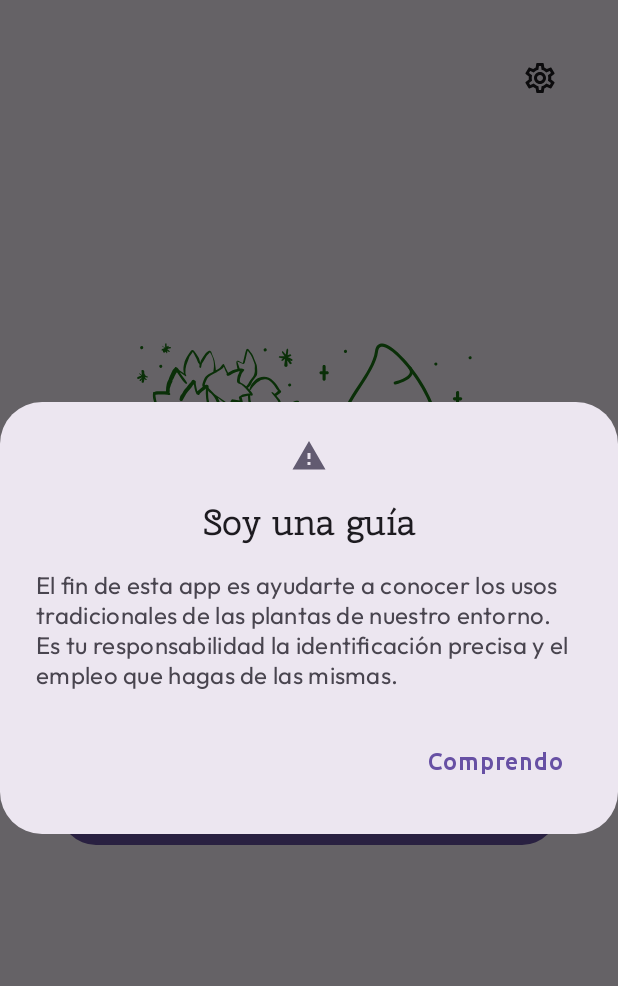
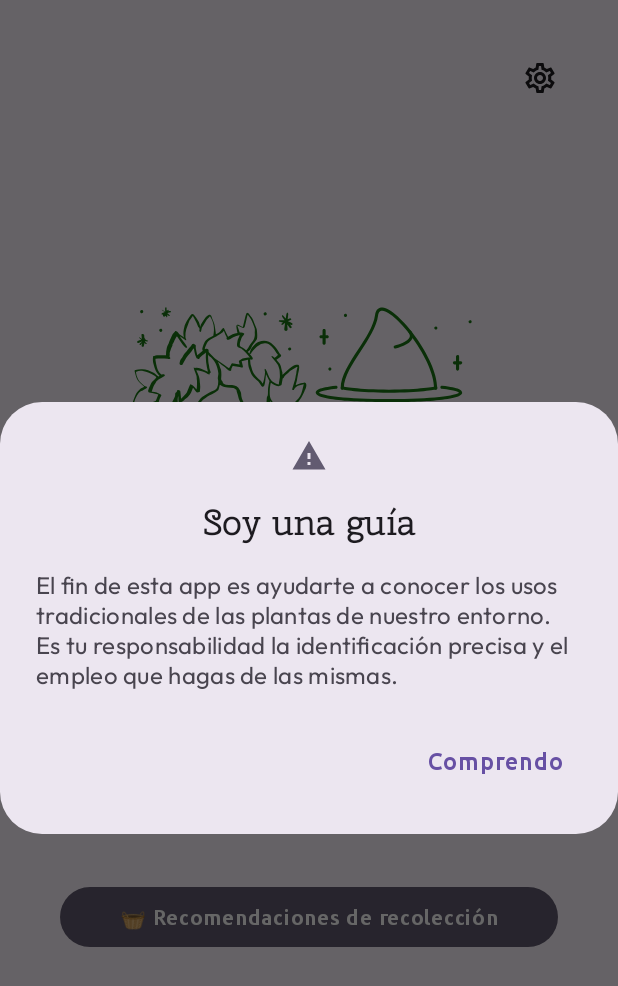
Before and after one commit to Akronix/DruidNet, an Android app built with Jetpack Compose: the screen it shows after launch (MainActivity), on a phone screen of 412 x 824 dp. Shown: the top 986 px of the screen. Run offline under Robolectric (Android 15) with nearby library versions, the phone set to English and light mode, and no system bars; our stand-ins replace Room's generated code; libraries missing offline, so code that uses them is left out: com.jakewharton.retrofit2.

Commit message:
Added recommendations screen and button to it from the WelcomeScreen
- Adds a new "Recommendations" screen accessible from the welcome screen.
- The content for this screen is loaded from `collecting_recommendation.md` in the assets folder.
- The `AboutScreen` had a minor change to remove an unused `ScrollState` initialization.
- String resources were updated to include titles and button text for the new screen.
- The `DruidNetViewModel` was updated to include a method for retrieving the recommendations text from assets and now requires `AssetManager` in its constructor.
- The main navigation graph was updated to include the new `RecommendationsDestination`.

```diff
--- a/app/src/main/java/org/druidanet/druidnet/MainScreen.kt
+++ b/app/src/main/java/org/druidanet/druidnet/MainScreen.kt
@@ -60,6 +60,7 @@ import org.druidanet.druidnet.ui.screens.BibliographyScreen
 import org.druidanet.druidnet.ui.screens.CatalogScreen
 import org.druidanet.druidnet.ui.screens.CreditsScreen
 import org.druidanet.druidnet.ui.screens.WelcomeScreen
+import org.druidanet.druidnet.ui.screens.RecomendationsScreen
 
 
 object WelcomeDestination : NavigationDestination() {
@@ -89,6 +90,11 @@ object CreditsDestination : NavigationDestination() {
     override val title = R.string.title_screen_credits
 }
 
+object RecommendationsDestination : NavigationDestination() {
+    override val route = "recommendations"
+    override val title = R.string.title_screen_recommendations
+}
+
 // We should upgrade to type-safe navigation: https://developer.android.com/guide/navigation/design/type-safety
 //@Serializable
 //data class PlantSheetDestination(val plantId: Int = 0) : Screen {
@@ -113,7 +119,8 @@ val screensByRoute : Map<String, NavigationDestination> =
         PlantSheetDestination.routeWithArgs to PlantSheetDestination,
         AboutDestination.route to AboutDestination,
         BibliographyDestination.route to BibliographyDestination,
-        CreditsDestination.route to CreditsDestination
+        CreditsDestination.route to CreditsDestination,
+        RecommendationsDestination.route to RecommendationsDestination
     )
 
 //enum class Screen(@StringRes val title: Int) {
@@ -274,6 +281,14 @@ fun DruidNetApp(
                         .fillMaxSize()
                 )
             }
+            composable(route = RecommendationsDestination.route) {
+                RecomendationsScreen(
+                    recommendationsTxt = viewModel.getRecommendationsText(),
+                    modifier = Modifier
+                        .padding(innerPadding)
+                        .fillMaxSize()
+                )
+            }
 
         }
 
--- a/app/src/main/java/org/druidanet/druidnet/ui/DruidNetViewModel.kt
+++ b/app/src/main/java/org/druidanet/druidnet/ui/DruidNetViewModel.kt
@@ -1,5 +1,6 @@
 package org.druidanet.druidnet.ui
 
+import android.content.res.AssetManager
 import android.util.Log
 import androidx.compose.material3.SnackbarHostState
 import androidx.lifecycle.ViewModel
@@ -23,6 +24,7 @@ import kotlinx.coroutines.flow.stateIn
 import kotlinx.coroutines.flow.update
 import kotlinx.coroutines.launch
 import kotlinx.coroutines.runBlocking
+import kotlinx.coroutines.withContext
 import kotlinx.serialization.SerializationException
 import org.druidanet.druidnet.DruidNetApplication
 import org.druidanet.druidnet.data.DruidNetUiState
@@ -46,6 +48,7 @@ import org.druidanet.druidnet.network.BackendApi
 import org.druidanet.druidnet.network.BackendScalarApi
 import org.druidanet.druidnet.ui.plant_sheet.PlantSheetSection
 import org.druidanet.druidnet.utils.mergeOrderedLists
+import java.io.File
 import java.io.IOException
 import java.text.Collator
 import java.util.Locale
@@ -57,7 +60,8 @@ class DruidNetViewModel(
     private val plantsRepository: PlantsRepository,
     private val biblioRepository: BibliographyRepository,
     private val imagesRepository: ImagesRepository,
-    private val roomDatabase: RoomDatabase
+    private val roomDatabase: RoomDatabase,
+    private val assets: AssetManager
 ) : ViewModel() {
 
     /****** STATE VARIABLES *****/
@@ -94,7 +98,8 @@ class DruidNetViewModel(
                     application.plantsRepository,
                     application.biblioRepository,
                     application.imagesRepository,
-                    application.database
+                    application.database,
+                    application.assets
                 )
             }
         }
@@ -267,6 +272,10 @@ class DruidNetViewModel(
         return uiState.value.creditsTxt
     }
 
+    fun getRecommendationsText(): String {
+        return assets.open("texts/collecting_recommendation.md").bufferedReader().use { it.readText() }
+    }
+
 //    suspend fun setDisplayName(plantLatinName: String): String {
 //        displayName = plantDao.getDisplayName(plantLatinName)
 //        updateDisplayName(displayName)
--- a/app/src/main/java/org/druidanet/druidnet/ui/screens/AboutScreen.kt
+++ b/app/src/main/java/org/druidanet/druidnet/ui/screens/AboutScreen.kt
@@ -352,7 +352,6 @@ fun CreditsScreen (
 fun BibliographyScreen (
     bibliographyStr: String,
     modifier: Modifier = Modifier) {
-
     Box(
         modifier = modifier
             .verticalScroll(state = ScrollState(0))
--- a/app/src/main/java/org/druidanet/druidnet/ui/screens/WelcomeScreen.kt
+++ b/app/src/main/java/org/druidanet/druidnet/ui/screens/WelcomeScreen.kt
@@ -18,6 +18,8 @@ import androidx.compose.foundation.verticalScroll
 import androidx.compose.material.icons.Icons
 import androidx.compose.material.icons.outlined.Settings
 import androidx.compose.material3.Button
+import androidx.compose.material3.ButtonColors
+import androidx.compose.material3.ButtonDefaults
 import androidx.compose.material3.Icon
 import androidx.compose.material3.MaterialTheme
 import androidx.compose.material3.Text
@@ -34,6 +36,7 @@ import androidx.compose.ui.zIndex
 import org.druidanet.druidnet.AboutDestination
 import org.druidanet.druidnet.CatalogDestination
 import org.druidanet.druidnet.R
+import org.druidanet.druidnet.RecommendationsDestination
 import org.druidanet.druidnet.ui.theme.DruidNetTheme
 
 @Composable
@@ -89,6 +92,16 @@ fun WelcomeScreen(onNavigationButtonClick: (NavigationDestination) -> Unit,
                     )
                 }
                 Spacer(modifier = Modifier.height(48.dp))
+                Button(
+                    onClick = { onNavigationButtonClick(RecommendationsDestination) },
+                    colors = ButtonDefaults.buttonColors(
+                        containerColor = MaterialTheme.colorScheme.secondary,
+                    ),
+                    modifier = Modifier.fillMaxWidth()
+                ) {
+                    Text("\uD83E\uDDFA " + stringResource(R.string.greetings_recommendations_btn),
+                        style = MaterialTheme.typography.labelMedium.copy(fontSize = 14.sp))
+                }
 
 //            Text("Próximamente:",
 //                color = Color.DarkGray)
--- a/app/src/main/res/values/strings.xml
+++ b/app/src/main/res/values/strings.xml
@@ -33,4 +33,6 @@
     <string name="title_screen_credits">Créditos</string>
     <string name="about_screen_faqs">Preguntas Frecuentes</string>
     <string name="about_screen_donate">Donaciones</string>
+    <string name="title_screen_recommendations">Recomendaciones</string>
+    <string name="greetings_recommendations_btn">Recomendaciones de recolección</string>
 </resources>
```
Also changed, not shown: app/src/main/java/org/druidanet/druidnet/ui/screens/RecommendationsScreen.kt (added, +53 -0 lines).
